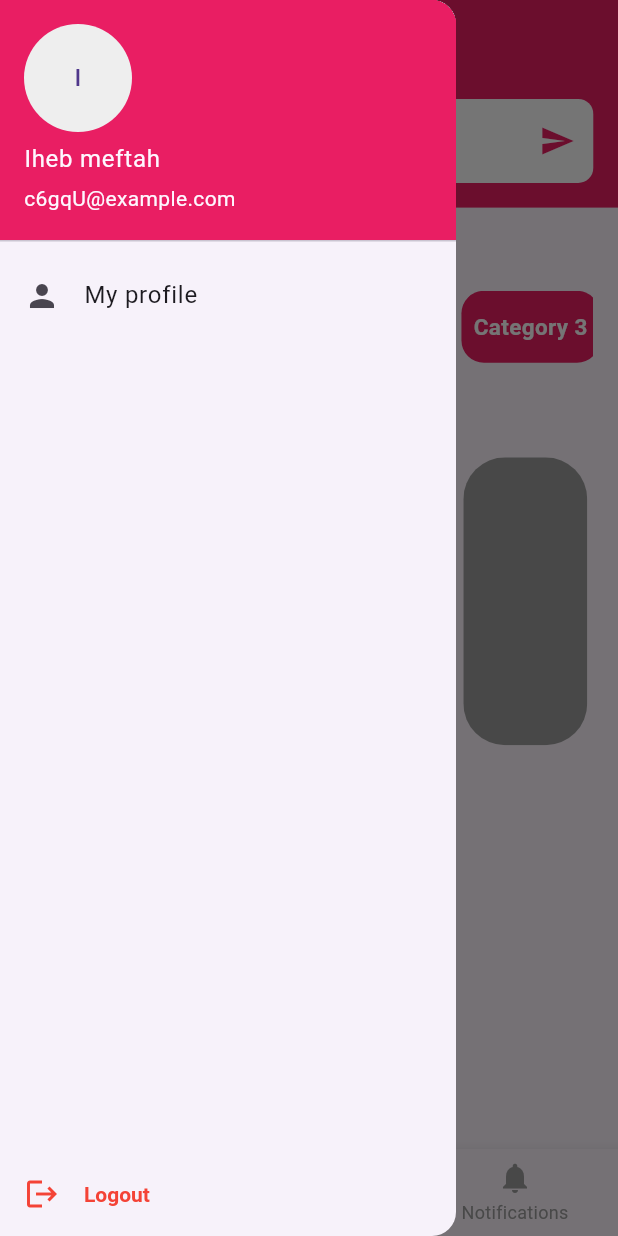
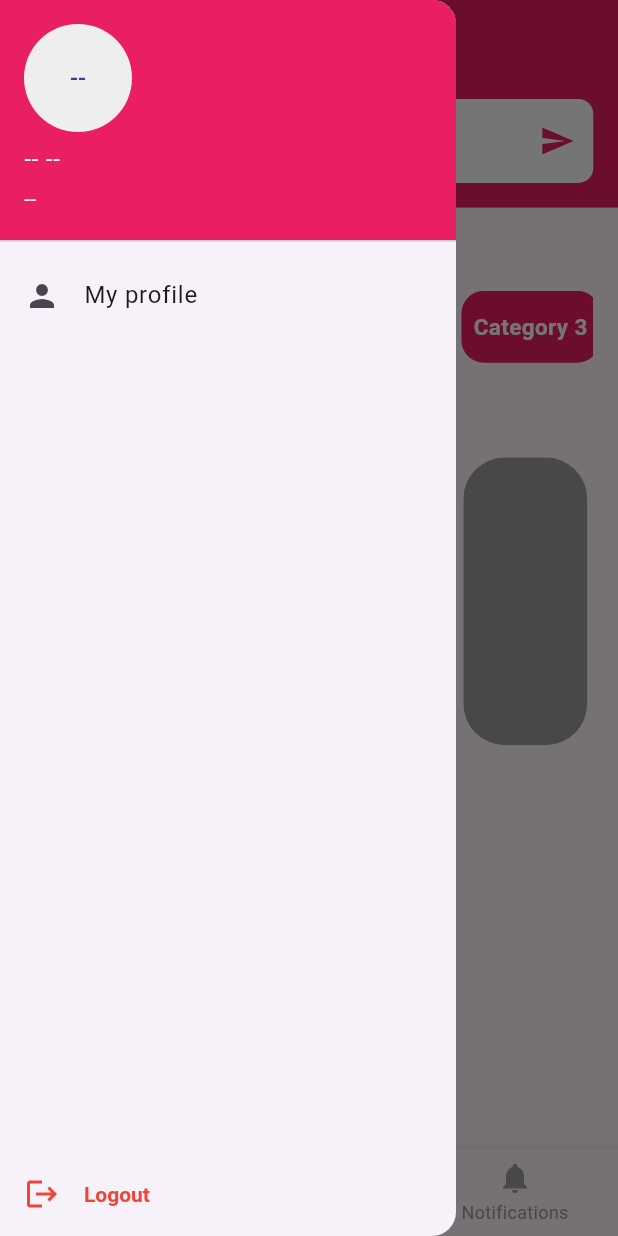
Before and after one commit to ihebmeftah/nestjs_events, a Flutter app: the HomeView screen opened by its route, with the side drawer open, on a phone screen of 412 x 824 dp. Run offline on Flutter 3.47's test engine with Material 3 defaults, Android fonts, the phone set to English and light mode, and no system bars; our stand-ins replace get, get_storage; accounts and stored records are empty.

Commit message:
display user info in drawer

```diff
--- a/front_flutter/lib/app/modules/home/controllers/home_controller.dart
+++ b/front_flutter/lib/app/modules/home/controllers/home_controller.dart
@@ -3,7 +3,7 @@ import 'package:get/get.dart';
 
 import '../../../routes/app_pages.dart';
 
-class HomeController extends GetxController {
+class HomeController extends GetxController with StateMixin {
   int indexbtnav = 0;
 
   void changeBtnnav(index) {
@@ -13,6 +13,8 @@ class HomeController extends GetxController {
     }
   }
 
+
+
   void logout() async {
     await Sharedpref().clearStorage();
     Get.offAllNamed(Routes.LOGIN);
--- a/front_flutter/lib/app/modules/home/views/home_view.dart
+++ b/front_flutter/lib/app/modules/home/views/home_view.dart
@@ -1,7 +1,11 @@
+import 'package:events/app/modules/events/views/events_view.dart';
+import 'package:events/app/modules/notifications/views/notifications_view.dart';
+import 'package:events/app/modules/profile/controllers/profile_controller.dart';
 import 'package:flutter/material.dart';
 
 import 'package:get/get.dart';
 
+import '../../../routes/app_pages.dart';
 import '../controllers/home_controller.dart';
 
 class HomeView extends GetView<HomeController> {
@@ -27,20 +31,26 @@ class HomeView extends GetView<HomeController> {
       drawer: Drawer(
         child: Column(
           children: [
-            UserAccountsDrawerHeader(
+            GetX<ProfileController>(
+                init: ProfileController(),
+                builder: (c) {
+                  return UserAccountsDrawerHeader(
                     decoration: const BoxDecoration(
                       color: Colors.pink,
                     ),
-              accountName: const Text("Iheb meftah"),
-              accountEmail: const Text("c6gqU@example.com"),
+                    accountName: Text(
+                        "${c.user.value.firstName ?? "--"} ${c.user.value.lastName ?? "--"}"),
+                    accountEmail: Text(c.user.value.email ?? "--"),
                     currentAccountPicture: CircleAvatar(
                       backgroundColor: Colors.grey.shade200,
-                child: const Text("I"),
+                      child: Text(c.user.value.firstName?[0] ?? "--"),
                     ),
-            ),
-            const ListTile(
-              leading: Icon(Icons.person),
-              title: Text("My profile"),
+                  );
+                }),
+            ListTile(
+              onTap: () => Get.toNamed(Routes.PROFILE),
+              leading: const Icon(Icons.person),
+              title: const Text("My profile"),
             ),
             const Spacer(),
             SafeArea(
@@ -99,14 +109,11 @@ class HomeView extends GetView<HomeController> {
         child: GetBuilder<HomeController>(
             id: "indexbtnav",
             builder: (_) {
-              return IndexedStack(
-                index: controller.indexbtnav,
-                children: const [
-                  Home(),
-                  Text("my"),
-                  Text("notifications"),
-                ],
-              );
+              return [
+                const Home(),
+                const EventsView(),
+                const NotificationsView(),
+              ][controller.indexbtnav];
             }),
       ),
     );
```
Lines whose indentation alone changed are shown as unchanged.
